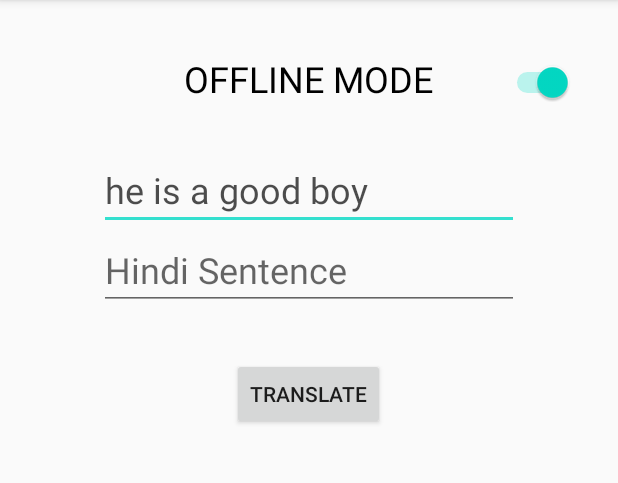
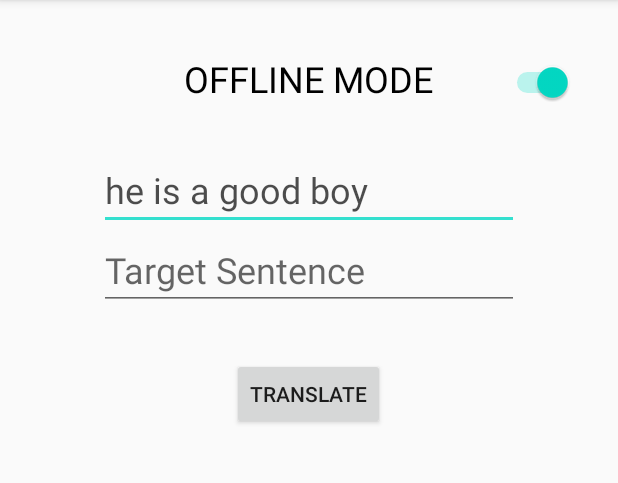
Before and after one commit to microsoft/INMT-lite, an Android app: the screen it shows after launch (MainActivity), on a phone screen of 412 x 824 dp, the part 84-567 px from its top. Run offline under Robolectric (Android 15) with nearby library versions, the phone set to English and light mode, and no system bars; our stand-ins replace Volley; libraries missing offline, so code that uses them is left out: com.jakewharton.rxbinding, org.tensorflow.lite, rx.android.schedulers, rx.functions; 6 statements that could not run were skipped.

Commit message:
UI Smoothening

```diff
--- a/INMT-lite/Android/app/src/main/java/com/example/inmt_offline/MainActivity.java
+++ b/INMT-lite/Android/app/src/main/java/com/example/inmt_offline/MainActivity.java
@@ -117,6 +117,7 @@ public class MainActivity extends AppCompatActivity {
                         Log.i("OFFLINE_MODE", offline_mode+"");
 
                         if (offline_mode) {
+                            try {
 
                                 Boolean applyMask = false;// at model's index 2
 
@@ -236,6 +237,9 @@ public class MainActivity extends AppCompatActivity {
 
 
                                 tgt_userInput.showDropDown();
+                            } catch (Exception e) {
+                                e.printStackTrace();
+                            }
 
                         }
                         else {
--- a/INMT-lite/Android/app/src/main/res/layout/activity_main.xml
+++ b/INMT-lite/Android/app/src/main/res/layout/activity_main.xml
@@ -35,16 +35,16 @@
             android:id="@+id/inp_EditText"
             android:layout_width="wrap_content"
             android:layout_height="wrap_content"
+            android:alpha="0.8"
             android:ems="10"
-            android:hint="HinEnglishdi Sentence"
+            android:hint="Source Sentence"
             android:inputType="textPersonName"
             android:text="he is a good boy"
+            android:textSize="24sp"
             app:layout_constraintBottom_toBottomOf="parent"
             app:layout_constraintEnd_toEndOf="parent"
             app:layout_constraintStart_toStartOf="parent"
-            app:layout_constraintTop_toTopOf="parent"
-            android:textSize="24sp"
-            android:alpha="0.8"/>
+            app:layout_constraintTop_toTopOf="parent" />
 
 
         <AutoCompleteTextView
@@ -52,9 +52,9 @@
             android:layout_width="wrap_content"
             android:layout_height="wrap_content"
             android:ems="10"
-            android:hint="Hindi Sentence"
+            android:hint="Target Sentence"
             android:inputType="textMultiLine"
-            android:textSize="24sp"/>
+            android:textSize="24sp" />
 
         <Button
             android:id="@+id/button2"
```
Also changed, not shown: 2 other files. Lines whose indentation alone changed are shown as unchanged.
